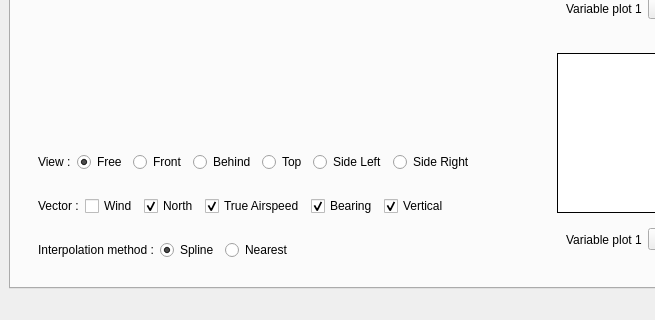
First picture: the form in src/gui/mainwindow.ui, repository TheGoodWeather/Vector-Vario-Analyzer, before the edit; both pictures show x 0 to 655 and y 537 to 857 of the 997 by 857 pixel window.
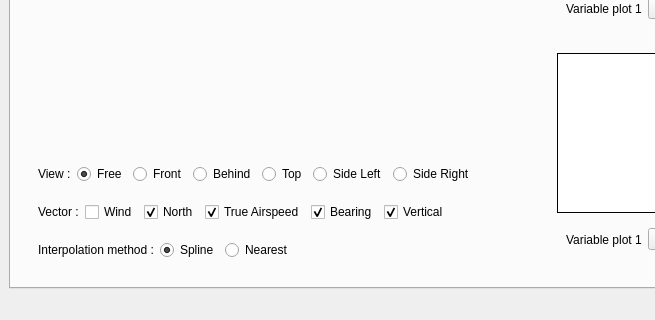
Second picture: the form after the edit. Custom widgets are drawn as their Qt base class.

Commit message: minor bugs fixed, failed to realign arrows

Diff of the .ui file:
```diff
--- a/src/gui/mainwindow.ui
+++ b/src/gui/mainwindow.ui
@@ -1757,6 +1757,9 @@
         <item>
          <widget class="QWidget" name="widget_33" native="true">
           <layout class="QVBoxLayout" name="verticalLayout_27">
+           <property name="spacing">
+            <number>0</number>
+           </property>
            <item>
             <widget class="QWidget" name="model_window" native="true">
              <property name="sizePolicy">
@@ -1769,8 +1772,8 @@
            </item>
            <item>
             <widget class="QWidget" name="widget_32" native="true">
-             <layout class="QHBoxLayout" name="horizontalLayout_17">
-              <item>
+             <layout class="QGridLayout" name="gridLayout_4">
+              <item row="0" column="0">
                <widget class="QLabel" name="label_3">
                 <property name="sizePolicy">
                  <sizepolicy hsizetype="Fixed" vsizetype="Preferred">
@@ -1783,7 +1786,33 @@
                 </property>
                </widget>
               </item>
-              <item>
+              <item row="0" column="2">
+               <widget class="QRadioButton" name="radioButton_front_view">
+                <property name="sizePolicy">
+                 <sizepolicy hsizetype="Fixed" vsizetype="Fixed">
+                  <horstretch>0</horstretch>
+                  <verstretch>0</verstretch>
+                 </sizepolicy>
+                </property>
+                <property name="text">
+                 <string>Front</string>
+                </property>
+               </widget>
+              </item>
+              <item row="0" column="7">
+               <spacer name="horizontalSpacer_7">
+                <property name="orientation">
+                 <enum>Qt::Horizontal</enum>
+                </property>
+                <property name="sizeHint" stdset="0">
+                 <size>
+                  <width>40</width>
+                  <height>20</height>
+                 </size>
+                </property>
+               </spacer>
+              </item>
+              <item row="0" column="1">
                <widget class="QRadioButton" name="radioButton_free_view">
                 <property name="sizePolicy">
                  <sizepolicy hsizetype="Fixed" vsizetype="Fixed">
@@ -1799,20 +1828,7 @@
                 </property>
                </widget>
               </item>
-              <item>
-               <widget class="QRadioButton" name="radioButton_front_view">
-                <property name="sizePolicy">
-                 <sizepolicy hsizetype="Fixed" vsizetype="Fixed">
-                  <horstretch>0</horstretch>
-                  <verstretch>0</verstretch>
-                 </sizepolicy>
-                </property>
-                <property name="text">
-                 <string>Front</string>
-                </property>
-               </widget>
-              </item>
-              <item>
+              <item row="0" column="3">
                <widget class="QRadioButton" name="radioButton_behind_view">
                 <property name="sizePolicy">
                  <sizepolicy hsizetype="Fixed" vsizetype="Fixed">
@@ -1825,7 +1841,7 @@
                 </property>
                </widget>
               </item>
-              <item>
+              <item row="0" column="4">
                <widget class="QRadioButton" name="radioButton_top_view">
                 <property name="sizePolicy">
                  <sizepolicy hsizetype="Fixed" vsizetype="Fixed">
@@ -1838,7 +1854,7 @@
                 </property>
                </widget>
               </item>
-              <item>
+              <item row="0" column="5">
                <widget class="QRadioButton" name="radioButton_left_view">
                 <property name="sizePolicy">
                  <sizepolicy hsizetype="Fixed" vsizetype="Fixed">
@@ -1851,7 +1867,7 @@
                 </property>
                </widget>
               </item>
-              <item>
+              <item row="0" column="6">
                <widget class="QRadioButton" name="radioButton_right_view">
                 <property name="sizePolicy">
                  <sizepolicy hsizetype="Fixed" vsizetype="Fixed">
@@ -1864,19 +1880,6 @@
                 </property>
                </widget>
               </item>
-              <item>
-               <spacer name="horizontalSpacer_7">
-                <property name="orientation">
-                 <enum>Qt::Horizontal</enum>
-                </property>
-                <property name="sizeHint" stdset="0">
-                 <size>
-                  <width>40</width>
-                  <height>20</height>
-                 </size>
-                </property>
-               </spacer>
-              </item>
              </layout>
             </widget>
            </item>
```
The commit also changes 2 other files.
